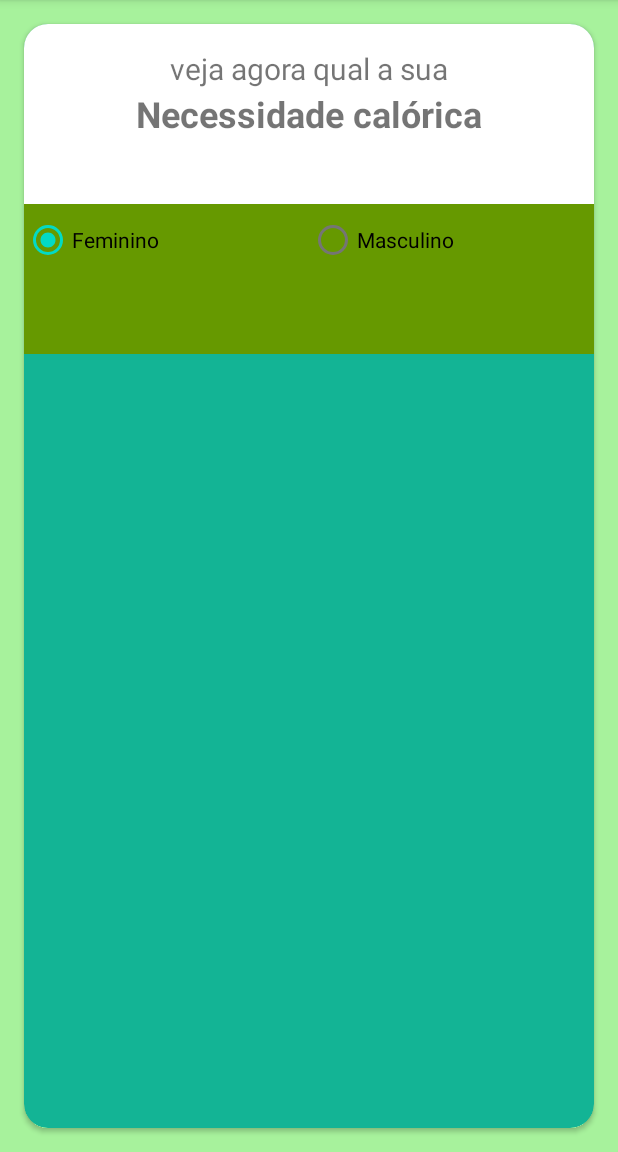
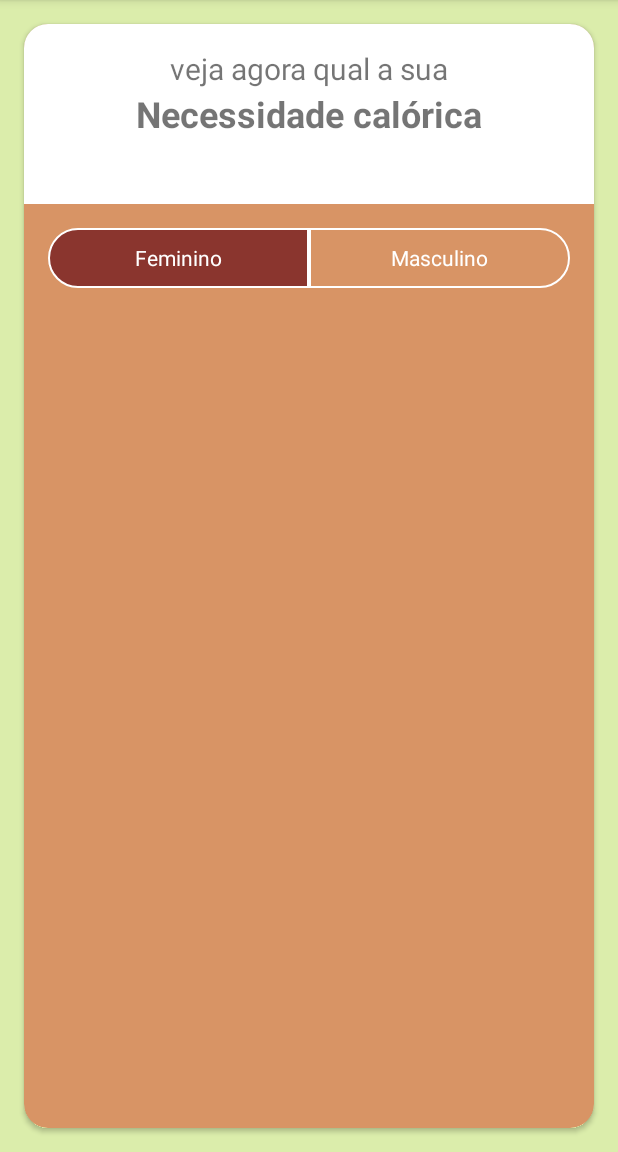
Before and after one commit to Lucas-Kobayashi/IMC, an Android app: the NecessidadeCalorica screen opened directly, with no data from a screen before it, on a phone screen of 412 x 824 dp, the part 84-1236 px from its top. Run offline under Robolectric (Android 15) with nearby library versions, the phone set to English and light mode, and no system bars.

Commit message:
Finalização botões necessidade calóricas

```diff
--- a/OPrimeiroAGenteNuncaEsquece/app/src/main/java/com/example/oprimeiroagentenuncaesquece/MainActivity.kt
+++ b/OPrimeiroAGenteNuncaEsquece/app/src/main/java/com/example/oprimeiroagentenuncaesquece/MainActivity.kt
@@ -1,11 +1,21 @@
 package com.example.oprimeiroagentenuncaesquece
 
+import android.content.Intent
 import androidx.appcompat.app.AppCompatActivity
 import android.os.Bundle
+import android.widget.Button
 
 class MainActivity : AppCompatActivity() {
     override fun onCreate(savedInstanceState: Bundle?) {
         super.onCreate(savedInstanceState)
         setContentView(R.layout.activity_main)
+
+        val buttonNCD = findViewById<Button>(R.id.buttonNCD)
+
+        buttonNCD.setOnClickListener {
+            val abrirNCD = Intent(this, NecessidadeCalorica::class.java)
+            startActivity(abrirNCD)
+
+        }
     }
 }
--- /dev/null
+++ b/OPrimeiroAGenteNuncaEsquece/app/src/main/res/drawable/radio_button_left_check.xml
@@ -0,0 +1,9 @@
+<?xml version="1.0" encoding="utf-8"?>
+<shape android:shape="rectangle"
+    xmlns:android="http://schemas.android.com/apk/res/android">
+
+    <solid android:color="#8A352E"/>
+    <stroke android:color="@android:color/white" android:width="1dp"/>
+    <corners android:topLeftRadius="25dp" android:bottomLeftRadius="25dp"/>
+
+</shape>
--- /dev/null
+++ b/OPrimeiroAGenteNuncaEsquece/app/src/main/res/drawable/radio_button_left_selector.xml
@@ -0,0 +1,5 @@
+<?xml version="1.0" encoding="utf-8"?>
+<selector xmlns:android="http://schemas.android.com/apk/res/android">
+    <item android:drawable="@drawable/radio_button_left_check" android:state_checked="true"/>
+    <item android:drawable="@drawable/radio_button_left_uncheck" android:state_checked="false"/>
+</selector>
--- /dev/null
+++ b/OPrimeiroAGenteNuncaEsquece/app/src/main/res/drawable/radio_button_left_uncheck.xml
@@ -0,0 +1,9 @@
+<?xml version="1.0" encoding="utf-8"?>
+<shape android:shape="rectangle"
+    xmlns:android="http://schemas.android.com/apk/res/android">
+
+    <solid android:color="#D89465"/>
+    <stroke android:color="@android:color/white" android:width="1dp"/>
+    <corners android:topLeftRadius="25dp" android:bottomLeftRadius="25dp"/>
+
+</shape>
--- /dev/null
+++ b/OPrimeiroAGenteNuncaEsquece/app/src/main/res/drawable/radio_button_right_check.xml
@@ -0,0 +1,9 @@
+<?xml version="1.0" encoding="utf-8"?>
+<shape android:shape="rectangle"
+    xmlns:android="http://schemas.android.com/apk/res/android">
+
+    <solid android:color="#8A352E"/>
+    <stroke android:color="@android:color/white" android:width="1dp"/>
+    <corners android:topRightRadius="25dp" android:bottomRightRadius="25dp"/>
+
+</shape>
--- /dev/null
+++ b/OPrimeiroAGenteNuncaEsquece/app/src/main/res/drawable/radio_button_right_selector.xml
@@ -0,0 +1,5 @@
+<?xml version="1.0" encoding="utf-8"?>
+<selector xmlns:android="http://schemas.android.com/apk/res/android">
+    <item android:drawable="@drawable/radio_button_right_check" android:state_checked="true"/>
+    <item android:drawable="@drawable/radio_button_right_uncheck" android:state_checked="false"/>
+</selector>
--- /dev/null
+++ b/OPrimeiroAGenteNuncaEsquece/app/src/main/res/drawable/radio_button_right_uncheck.xml
@@ -0,0 +1,9 @@
+<?xml version="1.0" encoding="utf-8"?>
+<shape android:shape="rectangle"
+    xmlns:android="http://schemas.android.com/apk/res/android">
+
+    <solid android:color="#D89465"/>
+    <stroke android:color="@android:color/white" android:width="1dp"/>
+    <corners android:topRightRadius="25dp" android:bottomRightRadius="25dp"/>
+
+</shape>
--- a/OPrimeiroAGenteNuncaEsquece/app/src/main/res/layout/activity_main.xml
+++ b/OPrimeiroAGenteNuncaEsquece/app/src/main/res/layout/activity_main.xml
@@ -5,7 +5,8 @@
     android:layout_width="match_parent"
     android:layout_height="match_parent"
     tools:context=".MainActivity"
-    android:orientation="vertical">
+    android:orientation="vertical"
+    android:background="#DBEDAB">
 
     <ImageView
         android:layout_width="177dp"
@@ -36,7 +37,7 @@
         android:layout_height="match_parent"
         android:orientation="vertical"
         android:gravity="center"
-        android:background="#FFF59D">
+        android:background="#CCE586">
 
         <TextView
             android:layout_width="wrap_content"
@@ -56,6 +57,7 @@
             android:backgroundTint="@android:color/white"/>
 
         <Button
+            android:id="@+id/buttonNCD"
             android:layout_width="300dp"
             android:layout_height="wrap_content"
             android:text="Necessidades de caloria diária"
--- a/OPrimeiroAGenteNuncaEsquece/app/src/main/res/layout/activity_necessidade_calorica.xml
+++ b/OPrimeiroAGenteNuncaEsquece/app/src/main/res/layout/activity_necessidade_calorica.xml
@@ -6,14 +6,14 @@
     android:layout_height="match_parent"
     tools:context=".NecessidadeCalorica"
     android:orientation="vertical"
-    android:background="#a7f29c">
+    android:background="#DBEDAB">
 
     <androidx.cardview.widget.CardView
         android:layout_width="match_parent"
         android:layout_height="match_parent"
         android:layout_margin="16dp"
         app:cardCornerRadius="16dp"
-        app:cardBackgroundColor="#13B495">
+        app:cardBackgroundColor="#D89465">
 
         <LinearLayout
             android:layout_width="match_parent"
@@ -46,28 +46,38 @@
 
             <LinearLayout
                 android:layout_width="match_parent"
-                android:layout_height="100dp"
+                android:layout_height="wrap_content"
                 android:orientation="horizontal"
-                android:background="@android:color/holo_green_dark">
+                android:paddingLeft="16dp"
+                android:paddingRight="16dp">
 
                 <RadioGroup
                     android:layout_width="match_parent"
                     android:layout_height="match_parent"
-                    android:orientation="horizontal">
+                    android:orientation="horizontal"
+                    android:layout_marginTop="16dp">
 
                     <RadioButton
                         android:layout_width="0dp"
-                        android:layout_height="wrap_content"
+                        android:layout_height="40dp"
                         android:text="Feminino"
+                        android:textColor="@color/white"
                         android:checked="true"
-                        android:layout_weight="1"/>
+                        android:layout_weight="1"
+                        android:background="@drawable/radio_button_left_selector"
+                        android:button="@android:color/transparent"
+                        android:gravity="center"/>
 
                     <RadioButton
                         android:layout_width="0dp"
-                        android:layout_height="wrap_content"
+                        android:layout_height="40dp"
                         android:text="Masculino"
+                        android:textColor="@color/white"
                         android:checked="false"
-                        android:layout_weight="1"/>
+                        android:layout_weight="1"
+                        android:background="@drawable/radio_button_right_selector"
+                        android:button="@android:color/transparent"
+                        android:gravity="center"/>
 
                 </RadioGroup>
 
```
